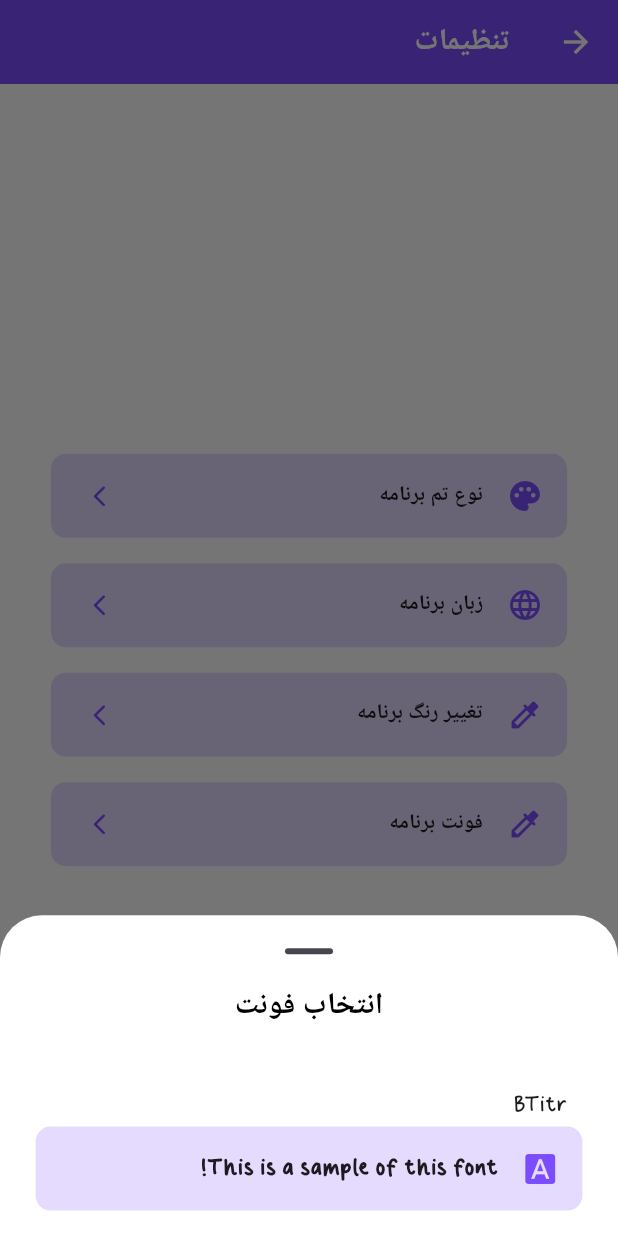
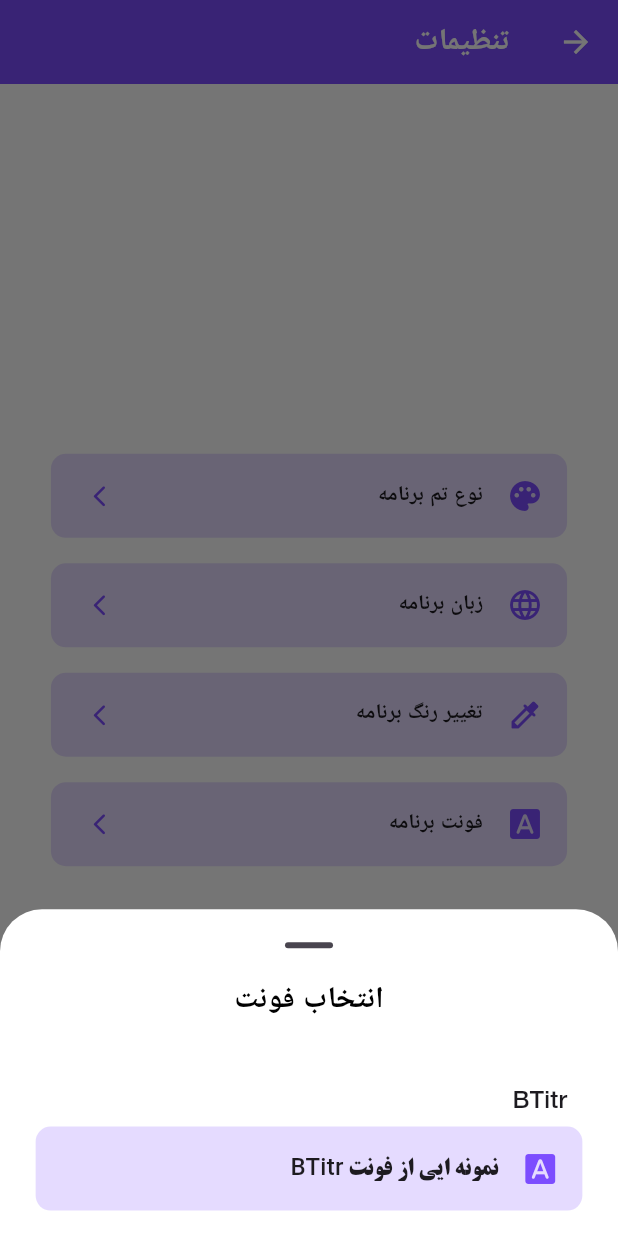
Before and after one commit to mohsen-zahed/practical_pachprthlo, a Flutter app: the SettingsScreen screen opened directly, after a tap on "فونت برنامه", on a phone screen of 412 x 824 dp. Run offline on Flutter 3.47's test engine with Material 3 defaults, Android fonts, the phone set to English and light mode, and no system bars; our stand-ins replace cached_network_image, connectivity_plus, dio, dropdown_search, equatable, fl_chart and 7 more; accounts and stored records are empty; generated files the repository leaves out were written again; network calls fail.

Commit message:
dynamic fonts implemented 80%⬆️

```diff
--- a/lib/config/constants/fonts.dart
+++ b/lib/config/constants/fonts.dart
@@ -1,3 +1,3 @@
 //* Default font...
-const String defaultAppFont = 'FridayCute';
+const String defaultAppFont = 'Helvitca';
 const double defaultAppFontSize = 32;
--- a/lib/config/localization/app_en.arb
+++ b/lib/config/localization/app_en.arb
@@ -40,5 +40,6 @@
     "thereIsAnUnknownProblemKeepingYouFromSendingRequestsText": "There is an unknown problem keeping you from sending requests!",
     "somethingWentWrongTryAgainText": "Something went wrong!",
     "appFontText": "App's font",
-    "changeDisplayFontText": "Change display font"
+    "changeDisplayFontText": "Change display font",
+    "thisIsASampleOfText": "This is a sample of"
 }
--- a/lib/config/localization/app_fa.arb
+++ b/lib/config/localization/app_fa.arb
@@ -40,5 +40,6 @@
     "thereIsAnUnknownProblemKeepingYouFromSendingRequestsText": "خطایی رخ داده است، بعدا تلاش کنید!",
     "somethingWentWrongTryAgainText": "خطایی نامشخص رخ داده است، بعدا تلاش کنید!",
     "appFontText":"فونت برنامه",
-    "changeDisplayFontText": "انتخاب فونت"
+    "changeDisplayFontText": "انتخاب فونت",
+    "thisIsASampleOfText": "نمونه ایی از فونت"
 }
--- a/lib/features/screens/main_screens/home_screen/bottom_nav_screens/settings_screen/settings_screen.dart
+++ b/lib/features/screens/main_screens/home_screen/bottom_nav_screens/settings_screen/settings_screen.dart
@@ -108,7 +108,7 @@ class _SettingsScreenState extends State<SettingsScreen> {
                     },
                   );
                 },
-                leading: const Icon(Icons.colorize_rounded),
+                leading: const Icon(Icons.font_download_rounded),
                 title: Text(AppLocalizations.of(context)!.appFontText),
                 trailing: Icon(
                   Icons.arrow_forward_ios_rounded,
--- a/lib/features/screens/main_screens/home_screen/bottom_nav_screens/settings_screen/widgets/font_bottom_sheet_modal.dart
+++ b/lib/features/screens/main_screens/home_screen/bottom_nav_screens/settings_screen/widgets/font_bottom_sheet_modal.dart
@@ -57,11 +57,14 @@ class _FontBottomSheetModalState extends State<FontBottomSheetModal> {
                         children: [
                           Padding(
                             padding: EdgeInsets.symmetric(horizontal: getScreenArea(context, 0.00003)),
-                            child: Text(fontsList[index]),
+                            child: Text(
+                              fontsList[index],
+                              style: Theme.of(context).textTheme.titleMedium,
+                            ),
                           ),
                           SizedBox(height: getScreenArea(context, 0.000012)),
                           ListTile(
-                            leading: Icon(Icons.font_download),
+                            leading: const Icon(Icons.font_download_rounded),
                             // Container(
                             //   width: getScreenArea(context, 0.0001),
                             //   height: getScreenArea(context, 0.0001),
@@ -74,7 +77,10 @@ class _FontBottomSheetModalState extends State<FontBottomSheetModal> {
                             onTap: () async {
                               context.read<FontProvider>().updateFontFamily(fontsList[index], 18);
                             },
-                            title: Text('This is a sample of this font!'),
+                            title: Text(
+                              "${AppLocalizations.of(context)!.thisIsASampleOfText} ${fontsList[index]}",
+                              style: Theme.of(context).textTheme.titleMedium!.copyWith(fontFamily: fontsList[index]),
+                            ),
                           ),
                         ],
                       ),
```
